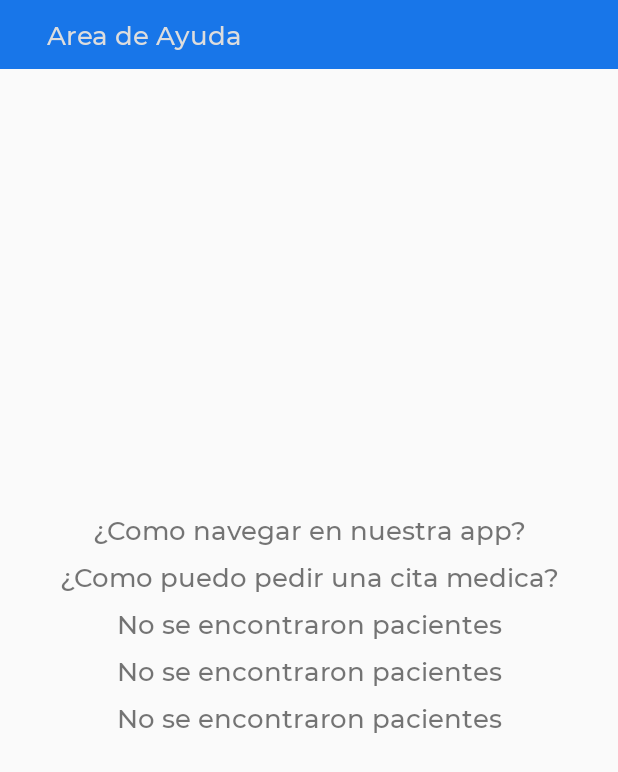
After one commit to Jorge-Andres-Moreno/app-doctor, an Android app: the layout activity_help.xml on its own in the app's theme, with its tools: preview values and no code run, on a phone screen of 412 x 824 dp. The commit adds this screen. Shown: the top 772 px of the screen. Run offline under Robolectric (Android 15) with nearby library versions, the light colour scheme and no system bars.

Commit message:
Cambios Edgar, Perfil y Ayuda

```diff
--- a/app/build.gradle
+++ b/app/build.gradle
@@ -27,5 +27,4 @@ dependencies {
     androidTestImplementation 'androidx.test:runner:1.1.1'
     androidTestImplementation 'androidx.test.espresso:espresso-core:3.1.1'
     implementation 'androidx.recyclerview:recyclerview:1.1.0'
-    implementation 'com.androidx.support:design:+'
 }
--- /dev/null
+++ b/app/src/main/res/layout/activity_help.xml
@@ -0,0 +1,88 @@
+<?xml version="1.0" encoding="utf-8"?>
+<LinearLayout xmlns:android="http://schemas.android.com/apk/res/android"
+    android:orientation="vertical" android:layout_width="match_parent"
+    android:layout_height="match_parent">
+
+    <RelativeLayout
+        android:layout_width="match_parent"
+        android:layout_height="match_parent"
+        ><!--android:layout_below="@id/drawer_layout"-->
+
+        <TextView
+            android:layout_width="match_parent"
+            android:layout_height="wrap_content"
+            android:background="@color/blue"
+            android:fontFamily="@font/montserrat_medium"
+            android:paddingVertical="@dimen/margin_small"
+            android:paddingLeft="@dimen/size_m"
+            android:text="@string/helpzone"
+            android:textColor="@color/almost_white"
+            android:textSize="@dimen/text_size_normal" />
+
+
+        <LinearLayout
+            android:id="@+id/help_view"
+            android:layout_width="match_parent"
+            android:layout_height="match_parent"
+            android:gravity="center"
+            android:orientation="vertical">
+
+            <TextView
+                android:id="@+id/help"
+                android:layout_width="match_parent"
+                android:layout_height="wrap_content"
+                android:layout_centerHorizontal="true"
+                android:layout_marginTop="@dimen/text_size_ant"
+                android:fontFamily="@font/montserrat_medium"
+                android:gravity="center"
+                android:text="@string/helpoption1"
+                android:textSize="@dimen/text_size_normal" />
+
+            <TextView
+                android:id="@+id/help2"
+                android:layout_width="match_parent"
+                android:layout_height="wrap_content"
+                android:layout_centerHorizontal="true"
+                android:layout_marginTop="@dimen/text_size_ant"
+                android:fontFamily="@font/montserrat_medium"
+                android:gravity="center"
+                android:text="@string/helpoption2"
+                android:textSize="@dimen/text_size_normal" />
+
+            <TextView
+                android:id="@+id/help3"
+                android:layout_width="match_parent"
+                android:layout_height="wrap_content"
+                android:layout_centerHorizontal="true"
+                android:layout_marginTop="@dimen/text_size_ant"
+                android:fontFamily="@font/montserrat_medium"
+                android:gravity="center"
+                android:text="@string/deviceLost"
+                android:textSize="@dimen/text_size_normal" />
+
+            <TextView
+                android:id="@+id/help4"
+                android:layout_width="match_parent"
+                android:layout_height="wrap_content"
+                android:layout_centerHorizontal="true"
+                android:layout_marginTop="@dimen/text_size_ant"
+                android:fontFamily="@font/montserrat_medium"
+                android:gravity="center"
+                android:text="@string/deviceLost"
+                android:textSize="@dimen/text_size_normal" />
+
+            <TextView
+                android:id="@+id/help5"
+                android:layout_width="match_parent"
+                android:layout_height="wrap_content"
+                android:layout_centerHorizontal="true"
+                android:layout_marginTop="@dimen/text_size_ant"
+                android:fontFamily="@font/montserrat_medium"
+                android:gravity="center"
+                android:text="@string/deviceLost"
+                android:textSize="@dimen/text_size_normal" />
+
+        </LinearLayout>
+
+    </RelativeLayout>
+</LinearLayout>
--- a/app/src/main/res/layout/activity_login.xml
+++ b/app/src/main/res/layout/activity_login.xml
@@ -72,7 +72,7 @@
 
 
         <TextView
-            android:id="@+id/passwordLost"
+            android:id="@+id/help1"
             android:layout_width="wrap_content"
             android:layout_height="wrap_content"
             android:layout_centerHorizontal="true"
--- a/app/src/main/res/values/string.xml
+++ b/app/src/main/res/values/string.xml
@@ -16,4 +16,7 @@
     <string name="patientlist">Lista de pacientes</string>
     <string name="Open">Open</string>
     <string name="Close">Close</string>
+    <string name="helpzone">Area de Ayuda</string>
+    <string name="helpoption1">¿Como navegar en nuestra app?</string>
+    <string name="helpoption2">¿Como puedo pedir una cita medica?</string>
 </resources>
```
Also changed, not shown: app/src/main/java/medical/home/HomeActivity.java (+6 -4 lines), app/src/main/java/medical/profile/ProfileActivity.java (added, +16 -0 lines), app/src/main/res/drawable/rounded_corners.xml (added, +11 -0 lines), app/src/main/res/layout/activity_home.xml (+5 -3 lines), app/src/main/res/layout/activity_profile.xml (+15 -7 lines).
